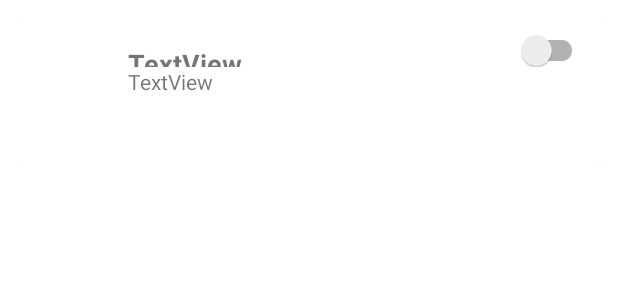
After one commit to Drbykiller/Box_Domotique, an Android app: the layout material_card_sensor.xml on its own in the app's theme, with its tools: preview values and no code run, on a phone screen of 412 x 824 dp. The commit adds this screen. Shown: the top 300 px of the screen. Run offline under Robolectric (Android 15) with nearby library versions, the phone set to English and light mode, and no system bars; network calls fail.

Commit message:
Update layout for SensorFragment.

```diff
--- a/app/build.gradle
+++ b/app/build.gradle
@@ -35,4 +35,6 @@ dependencies {
     implementation 'com.google.code.gson:gson:2.8.5'
     implementation 'com.squareup.okhttp3:okhttp:3.12.2'
     implementation 'com.google.android.material:material:1.0.0'
+    implementation 'com.github.bumptech.glide:glide:4.9.0'
+    annotationProcessor 'com.github.bumptech.glide:compiler:4.9.0'
 }
--- /dev/null
+++ b/app/src/main/res/drawable/loading.xml
@@ -0,0 +1,5 @@
+<?xml version="1.0" encoding="utf-8"?>
+<shape xmlns:android="http://schemas.android.com/apk/res/android"
+    android:shape="rectangle">
+    <solid android:color="#FFFFFF" />
+</shape>
--- a/app/src/main/res/layout/fragment_sensor.xml
+++ b/app/src/main/res/layout/fragment_sensor.xml
@@ -14,7 +14,7 @@
             android:id="@+id/rv"
             android:layout_width="match_parent"
             android:layout_height="match_parent"
-            tools:listitem="@layout/material_card"></androidx.recyclerview.widget.RecyclerView>
+            tools:listitem="@layout/material_card_sensor"></androidx.recyclerview.widget.RecyclerView>
 
 
     </androidx.core.widget.NestedScrollView>
--- /dev/null
+++ b/app/src/main/res/layout/material_card_sensor.xml
@@ -0,0 +1,76 @@
+<?xml version="1.0" encoding="utf-8"?>
+<com.google.android.material.card.MaterialCardView xmlns:android="http://schemas.android.com/apk/res/android"
+    xmlns:app="http://schemas.android.com/apk/res-auto"
+    android:layout_width="match_parent"
+    android:layout_height="100dp"
+    android:layout_marginStart="10dp"
+    android:layout_marginTop="10dp"
+    android:layout_marginEnd="10dp"
+    android:backgroundTint="@color/colorWhite"
+    android:paddingStart="10dp"
+    android:paddingTop="10dp"
+    android:paddingEnd="10dp"
+    app:cardCornerRadius="6dp">
+
+
+    <androidx.appcompat.widget.LinearLayoutCompat
+        android:id="@+id/mcs_root"
+        android:layout_width="wrap_content"
+        android:layout_height="match_parent"
+        android:background="?selectableItemBackground"
+        android:orientation="horizontal"
+        android:padding="10dp">
+
+        <androidx.appcompat.widget.AppCompatImageView
+            android:id="@+id/mcs_iv"
+            android:layout_width="60dp"
+            android:layout_height="match_parent"
+            android:background="@drawable/loading" />
+
+        <!-- CONTENU -->
+        <androidx.appcompat.widget.LinearLayoutCompat
+            android:layout_width="match_parent"
+            android:layout_height="match_parent"
+            android:layout_marginStart="5dp"
+            android:orientation="vertical">
+
+            <androidx.appcompat.widget.LinearLayoutCompat
+                android:layout_width="wrap_content"
+                android:layout_height="wrap_content"
+                android:orientation="horizontal">
+
+                <androidx.appcompat.widget.AppCompatTextView
+                    android:id="@+id/mcs_tvTitle"
+                    android:layout_width="wrap_content"
+                    android:layout_height="wrap_content"
+                    android:text="TextView"
+                    android:textSize="18sp"
+                    android:textStyle="bold" />
+
+                <!-- ESPACE -->
+                <View
+                    android:layout_width="0dp"
+                    android:layout_height="0dp"
+                    android:layout_weight="1" />
+                <!-- ESPACE -->
+
+                <androidx.appcompat.widget.SwitchCompat
+                    android:layout_width="wrap_content"
+                    android:layout_height="match_parent" />
+
+            </androidx.appcompat.widget.LinearLayoutCompat>
+
+            <androidx.appcompat.widget.AppCompatTextView
+                android:id="@+id/mcs_tvInfo"
+                android:layout_width="wrap_content"
+                android:layout_height="wrap_content"
+                android:text="TextView" />
+
+        </androidx.appcompat.widget.LinearLayoutCompat>
+        <!-- CONTENU -->
+
+
+    </androidx.appcompat.widget.LinearLayoutCompat>
+
+
+</com.google.android.material.card.MaterialCardView>
--- /dev/null
+++ b/app/src/main/res/values-large/bools.xml
@@ -0,0 +1,6 @@
+<?xml version="1.0" encoding="utf-8"?>
+<resources>
+
+    <bool name="tablet">true</bool>
+
+</resources>
--- /dev/null
+++ b/app/src/main/res/values/bools.xml
@@ -0,0 +1,6 @@
+<?xml version="1.0" encoding="utf-8"?>
+<resources>
+
+    <bool name="tablet">false</bool>
+
+</resources>
```
Also changed, not shown: app/src/main/java/fr/modibo/boxdomotique/controller/Fragment/SensorFragment.java (+9 -4 lines), app/src/main/java/fr/modibo/boxdomotique/model/Device.java (+9 -0 lines), app/src/main/java/fr/modibo/boxdomotique/view/DeviceAdapter.java (+14 -4 lines), app/src/main/java/fr/modibo/boxdomotique/view/DeviceViewHolder.java (+33 -20 lines), app/src/main/res/layout/material_card.xml (deleted, +0 -38 lines).
